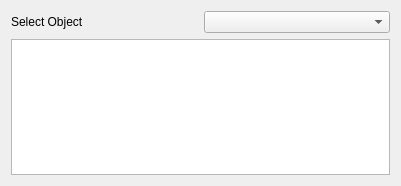
The window that TaskPanelCfdListOfFaces.ui (jaheyns/CfdOF) describes before a commit, drawn with Qt 5.
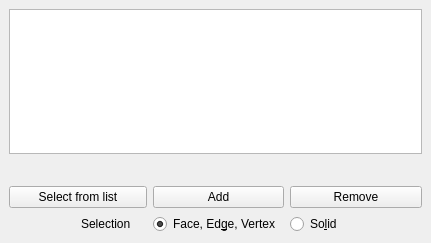
The same window after the commit.

Commit message: CFD: Add reusable face/geometry selection widget

```diff
--- a/TaskPanelCfdListOfFaces.ui
+++ b/TaskPanelCfdListOfFaces.ui
@@ -6,27 +6,149 @@
    <rect>
     <x>0</x>
     <y>0</y>
-    <width>401</width>
-    <height>186</height>
+    <width>431</width>
+    <height>243</height>
    </rect>
   </property>
   <property name="windowTitle">
    <string>Select Faces</string>
   </property>
   <layout class="QGridLayout" name="gridLayout_4">
-   <item row="0" column="2" colspan="2">
-    <widget class="QComboBox" name="shapeComboBox"/>
-   </item>
-   <item row="0" column="0" colspan="2">
-    <widget class="QLabel" name="label_6">
-     <property name="text">
-      <string>Select Object</string>
+   <property name="margin">
+    <number>0</number>
+   </property>
+   <item row="6" column="0">
+    <widget class="QStackedWidget" name="stackedWidget">
+     <property name="currentIndex">
+      <number>0</number>
      </property>
+     <widget class="QWidget" name="page">
+      <layout class="QGridLayout" name="gridLayout_2">
+       <item row="2" column="2" colspan="2">
+        <widget class="QPushButton" name="buttonAddFace">
+         <property name="text">
+          <string>Add</string>
+         </property>
+        </widget>
+       </item>
+       <item row="3" column="1">
+        <widget class="QLabel" name="labelSelection">
+         <property name="text">
+          <string>&lt;html&gt;&lt;head/&gt;&lt;body&gt;&lt;p&gt;Selection&lt;/p&gt;&lt;/body&gt;&lt;/html&gt;</string>
+         </property>
+        </widget>
+       </item>
+       <item row="3" column="2" colspan="2">
+        <widget class="QRadioButton" name="rb_standard">
+         <property name="text">
+          <string>Face, Ed&amp;ge, Vertex</string>
+         </property>
+         <property name="checked">
+          <bool>true</bool>
+         </property>
+        </widget>
+       </item>
+       <item row="2" column="0" colspan="2">
+        <widget class="QPushButton" name="faceList">
+         <property name="text">
+          <string>Select from list</string>
+         </property>
+        </widget>
+       </item>
+       <item row="2" column="4" colspan="2">
+        <widget class="QPushButton" name="buttonRemoveFace">
+         <property name="text">
+          <string>Remove</string>
+         </property>
+        </widget>
+       </item>
+       <item row="3" column="4" colspan="2">
+        <widget class="QRadioButton" name="rb_solid">
+         <property name="text">
+          <string>So&amp;lid</string>
+         </property>
+        </widget>
+       </item>
+       <item row="0" column="0" colspan="6">
+        <widget class="QListWidget" name="listReferences">
+         <property name="sizePolicy">
+          <sizepolicy hsizetype="Expanding" vsizetype="Expanding">
+           <horstretch>0</horstretch>
+           <verstretch>0</verstretch>
+          </sizepolicy>
+         </property>
+         <property name="maximumSize">
+          <size>
+           <width>16777215</width>
+           <height>16777215</height>
+          </size>
+         </property>
+         <property name="baseSize">
+          <size>
+           <width>0</width>
+           <height>20</height>
+          </size>
+         </property>
+        </widget>
+       </item>
+       <item row="1" column="0" colspan="6">
+        <widget class="QLabel" name="labelHelpText">
+         <property name="minimumSize">
+          <size>
+           <width>0</width>
+           <height>20</height>
+          </size>
+         </property>
+         <property name="text">
+          <string/>
+         </property>
+         <property name="wordWrap">
+          <bool>true</bool>
+         </property>
+        </widget>
+       </item>
+      </layout>
+     </widget>
+     <widget class="QWidget" name="page_2">
+      <layout class="QGridLayout" name="gridLayout">
+       <item row="1" column="0" colspan="3">
+        <widget class="QListWidget" name="faceListWidget"/>
+       </item>
+       <item row="2" column="0">
+        <widget class="QPushButton" name="selectAllButton">
+         <property name="text">
+          <string>Select all</string>
+         </property>
+        </widget>
+       </item>
+       <item row="2" column="1">
+        <widget class="QPushButton" name="selectNoneButton">
+         <property name="text">
+          <string>Select none</string>
+         </property>
+        </widget>
+       </item>
+       <item row="2" column="2">
+        <widget class="QPushButton" name="doneButton">
+         <property name="text">
+          <string>Done</string>
+         </property>
+        </widget>
+       </item>
+       <item row="0" column="0">
+        <widget class="QLabel" name="label_7">
+         <property name="text">
+          <string>Select Object</string>
+         </property>
+        </widget>
+       </item>
+       <item row="0" column="1" colspan="2">
+        <widget class="QComboBox" name="shapeComboBox"/>
+       </item>
+      </layout>
+     </widget>
     </widget>
    </item>
-   <item row="1" column="0" rowspan="3" colspan="4">
-    <widget class="QListWidget" name="faceListWidget"/>
-   </item>
   </layout>
  </widget>
  <resources/>
```
The commit also changes 12 other files.
